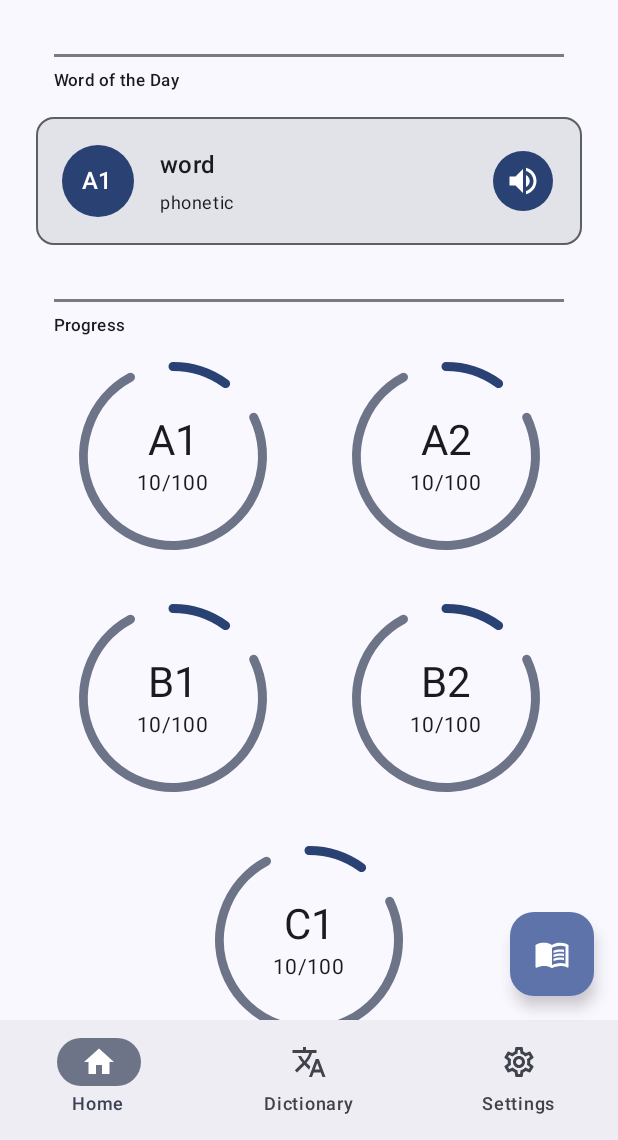
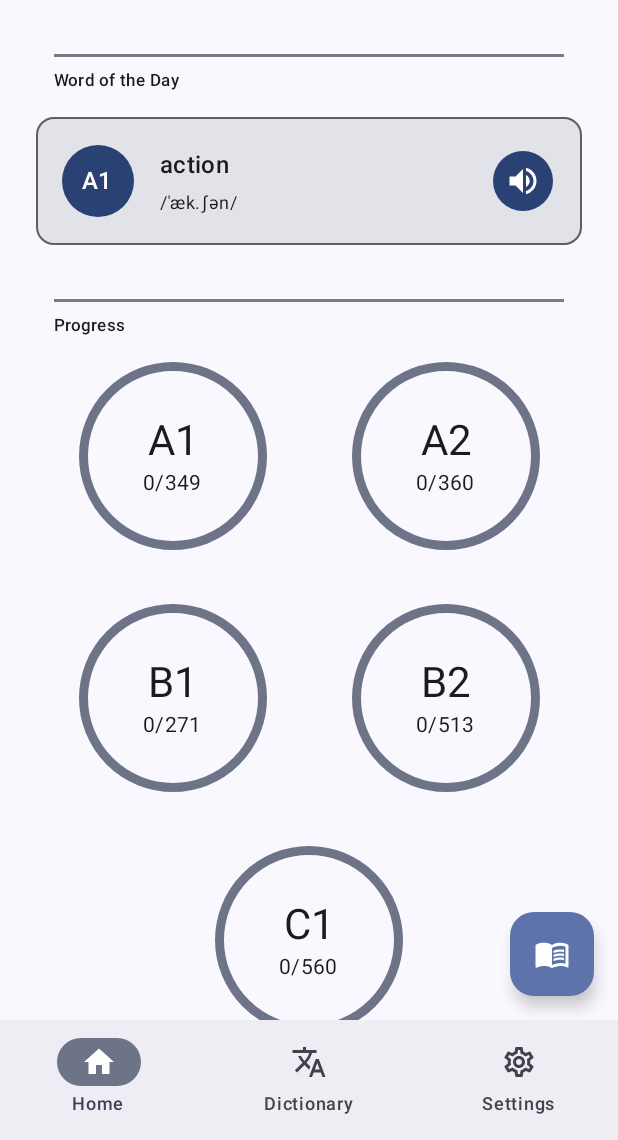
Before and after one commit to Patrick-S-Foster/vocabulary-trainer, an Android app built with Jetpack Compose: the screen it shows after launch (MainActivity), on a phone screen of 412 x 824 dp, the part 96-1236 px from its top. Run offline under Robolectric (Android 15) with nearby library versions, the phone set to English and light mode, and no system bars; our stand-ins replace Room's generated code.

Commit message:
Connection of the database to the home content, and initial population of database.

```diff
--- a/app/build.gradle.kts
+++ b/app/build.gradle.kts
@@ -12,7 +12,7 @@ android {
 
     defaultConfig {
         applicationId = "com.example.vocabularytrainer"
-        minSdk = 24
+        minSdk = 26
         targetSdk = 35
         versionCode = 1
         versionName = "1.0"
--- a/app/src/main/java/com/example/vocabularytrainer/MainActivity.kt
+++ b/app/src/main/java/com/example/vocabularytrainer/MainActivity.kt
@@ -7,10 +7,17 @@ import androidx.activity.enableEdgeToEdge
 import androidx.compose.foundation.layout.fillMaxSize
 import androidx.compose.foundation.layout.padding
 import androidx.compose.material3.Scaffold
+import androidx.compose.runtime.getValue
+import androidx.compose.runtime.mutableStateMapOf
+import androidx.compose.runtime.mutableStateOf
+import androidx.compose.runtime.setValue
 import androidx.compose.ui.Modifier
 import androidx.compose.ui.res.dimensionResource
 import androidx.compose.ui.res.stringResource
+import androidx.lifecycle.lifecycleScope
 import androidx.room.Room
+import com.example.vocabularytrainer.service.db.LanguageLevel
+import com.example.vocabularytrainer.service.db.Word
 import com.example.vocabularytrainer.service.db.WordDao
 import com.example.vocabularytrainer.service.db.WordDatabase
 import com.example.vocabularytrainer.ui.components.CenterAlignedTopBar
@@ -18,17 +25,50 @@ import com.example.vocabularytrainer.ui.components.HomeNavigationBar
 import com.example.vocabularytrainer.ui.components.LanguageFloatingActionButton
 import com.example.vocabularytrainer.ui.content.HomeContent
 import com.example.vocabularytrainer.ui.theme.VocabularyTrainerTheme
+import kotlinx.coroutines.launch
+import java.time.LocalDateTime
+import java.time.format.DateTimeFormatter
 
 class MainActivity : ComponentActivity() {
 
     private val wordDao: WordDao by lazy {
         Room.databaseBuilder(applicationContext, WordDatabase::class.java, WordDatabase.NAME)
+            .createFromAsset(WordDatabase.ASSET_NAME)
             .build()
             .wordDao()
     }
 
     override fun onCreate(savedInstanceState: Bundle?) {
         super.onCreate(savedInstanceState)
+
+        val map = mutableStateMapOf<LanguageLevel, Pair<Int, Int>>()
+
+        for (languageLevel in LanguageLevel.entries) {
+            lifecycleScope.launch {
+                val completedCount = wordDao.getLearnedCount(languageLevel.title)
+                val totalCount = wordDao.getTotalCount(languageLevel.title)
+
+                map[languageLevel] = Pair(completedCount, totalCount)
+            }
+        }
+
+        var wordOfTheDay: Word? by mutableStateOf(null)
+
+        lifecycleScope.launch {
+            wordOfTheDay = wordDao.getWordOfTheDay(
+                LocalDateTime.now().format(DateTimeFormatter.BASIC_ISO_DATE)
+            )
+
+            if (wordOfTheDay == null) {
+                wordOfTheDay = wordDao.getRandomWords().firstOrNull()
+
+                if (wordOfTheDay != null) {
+                    wordOfTheDay!!.wordOfTheDayDate =
+                        LocalDateTime.now().format(DateTimeFormatter.BASIC_ISO_DATE)
+                    wordDao.updateAll(wordOfTheDay!!)
+                }
+            }
+        }
 
         enableEdgeToEdge()
         setContent {
@@ -56,7 +96,9 @@ class MainActivity : ComponentActivity() {
                                 start = dimensionResource(R.dimen.content_padding_horizontal),
                                 end = dimensionResource(R.dimen.content_padding_horizontal),
                                 top = dimensionResource(R.dimen.content_padding_vertical)
-                            )
+                            ),
+                        languageLevelProgress = map,
+                        wordOfTheDay = wordOfTheDay
                     )
                 }
             }
--- a/app/src/main/java/com/example/vocabularytrainer/service/db/Word.kt
+++ b/app/src/main/java/com/example/vocabularytrainer/service/db/Word.kt
@@ -16,9 +16,10 @@ data class Word(
     @ColumnInfo(name = "definition_one") val definitionOne: String,
     @ColumnInfo(name = "definition_two") val definitionTwo: String?,
     @ColumnInfo(name = "definition_three") val definitionThree: String?,
-    @ColumnInfo(name = "definition_audio_source_url") val definitionAudioSourceUrl: String?,
-    @ColumnInfo(name = "definition_audio_license_name") val definitionAudioLicenseName: String?,
-    @ColumnInfo(name = "definition_audio_license_url") val definitionAudioLicenseUrl: String?,
+    @ColumnInfo(name = "definition_word_source_url") val definitionWordSourceUrl: String?,
+    @ColumnInfo(name = "definition_word_license_name") val definitionWordLicenseName: String?,
+    @ColumnInfo(name = "definition_word_license_url") val definitionWordLicenseUrl: String?,
     @ColumnInfo(name = "study_state") val studyState: Int,
+    @ColumnInfo(name = "word_of_the_day_date") var wordOfTheDayDate: String?,
     @PrimaryKey(autoGenerate = true) val id: Int? = null
-);
+)
--- a/app/src/main/java/com/example/vocabularytrainer/service/db/WordDao.kt
+++ b/app/src/main/java/com/example/vocabularytrainer/service/db/WordDao.kt
@@ -3,21 +3,28 @@ package com.example.vocabularytrainer.service.db
 import androidx.room.Dao
 import androidx.room.Insert
 import androidx.room.Query
+import androidx.room.Update
 
 @Dao
 interface WordDao {
     @Query("SELECT * FROM Word ORDER BY RANDOM() LIMIT :count")
-    suspend fun getRandomWords(count: Int = 1): Word
+    suspend fun getRandomWords(count: Int = 1): List<Word>
 
     @Query("SELECT COUNT(*) FROM Word WHERE category=:languageLevelTitle")
     suspend fun getTotalCount(languageLevelTitle: String): Int
 
     @Query("SELECT COUNT(*) FROM Word WHERE category=:languageLevelTitle AND study_state=:studyState")
     suspend fun getLearnedCount(
-        languageLevelTitle: LanguageLevel,
+        languageLevelTitle: String,
         studyState: Int = StudyState.LEARNED
     ): Int
 
+    @Query("SELECT * FROM Word WHERE word_of_the_day_date=:date LIMIT 1")
+    suspend fun getWordOfTheDay(date: String): Word?
+
     @Insert
     suspend fun insertAll(vararg words: Word)
+
+    @Update
+    suspend fun updateAll(vararg words: Word)
 }
--- a/app/src/main/java/com/example/vocabularytrainer/service/db/WordDatabase.kt
+++ b/app/src/main/java/com/example/vocabularytrainer/service/db/WordDatabase.kt
@@ -6,7 +6,8 @@ import androidx.room.RoomDatabase
 @Database(entities = [Word::class], version = 1)
 abstract class WordDatabase : RoomDatabase() {
     companion object {
-        const val NAME = "word_db"
+        const val NAME = "words.db"
+        const val ASSET_NAME = "initial_words.db"
     }
 
     abstract fun wordDao(): WordDao
--- a/app/src/main/java/com/example/vocabularytrainer/ui/components/LanguageProgressIndicator.kt
+++ b/app/src/main/java/com/example/vocabularytrainer/ui/components/LanguageProgressIndicator.kt
@@ -23,7 +23,7 @@ fun LanguageProgressIndicator(
     completedCount: Int,
     totalCount: Int
 ) {
-    val progress = completedCount.toFloat() / totalCount.toFloat();
+    val progress = if (totalCount == 0) 0F else completedCount.toFloat() / totalCount.toFloat()
 
     Box(modifier = modifier) {
         CircularProgressIndicator(
--- a/app/src/main/java/com/example/vocabularytrainer/ui/content/HomeContent.kt
+++ b/app/src/main/java/com/example/vocabularytrainer/ui/content/HomeContent.kt
@@ -17,18 +17,29 @@ import androidx.compose.ui.res.stringResource
 import androidx.compose.ui.tooling.preview.Preview
 import com.example.vocabularytrainer.R
 import com.example.vocabularytrainer.service.db.LanguageLevel
+import com.example.vocabularytrainer.service.db.Word
 import com.example.vocabularytrainer.ui.components.LanguageProgressIndicator
 import com.example.vocabularytrainer.ui.components.TitledComposable
 import com.example.vocabularytrainer.ui.components.WordCard
+import java.util.EnumMap
 
 @Composable
-fun HomeContent(modifier: Modifier) {
+fun HomeContent(
+    modifier: Modifier,
+    wordOfTheDay: Word?,
+    languageLevelProgress: Map<LanguageLevel, Pair<Int, Int>>
+) {
     Column(
         modifier = modifier,
         verticalArrangement = Arrangement.spacedBy(dimensionResource(R.dimen.content_padding_vertical))
     ) {
         TitledComposable(stringResource(R.string.word_of_the_day)) {
-            WordCard(LanguageLevel.A1, "word", "phonetic", "null")
+            WordCard(
+                languageLevel = if (wordOfTheDay != null) LanguageLevel.valueOf(wordOfTheDay.category) else null,
+                word = wordOfTheDay?.word ?: "",
+                phonetic = wordOfTheDay?.phoneticText ?: "",
+                pronunciationUrl = wordOfTheDay?.phoneticAudioUrl
+            )
         }
 
         TitledComposable(stringResource(R.string.progress)) {
@@ -43,8 +54,8 @@ fun HomeContent(modifier: Modifier) {
                     LanguageProgressIndicator(
                         Modifier.size(dimensionResource(R.dimen.language_progress_indicator_size)),
                         languageLevel,
-                        10,
-                        100
+                        languageLevelProgress[languageLevel]?.first ?: 0,
+                        languageLevelProgress[languageLevel]?.second ?: 0
                     )
                 }
                 item(span = { GridItemSpan(2) }) {
@@ -56,8 +67,8 @@ fun HomeContent(modifier: Modifier) {
                                 .size(dimensionResource(R.dimen.language_progress_indicator_size))
                                 .align(Alignment.Center),
                             LanguageLevel.entries.last(),
-                            10,
-                            100
+                            languageLevelProgress[LanguageLevel.entries.last()]?.first ?: 0,
+                            languageLevelProgress[LanguageLevel.entries.last()]?.second ?: 0
                         )
                     }
                 }
@@ -69,5 +80,5 @@ fun HomeContent(modifier: Modifier) {
 @Preview(showBackground = true)
 @Composable
 fun HomeContentPreview() {
-    HomeContent(Modifier)
+    HomeContent(Modifier, null, EnumMap(LanguageLevel::class.java))
 }
```
Also changed, not shown: app/src/main/assets/initial_words.db (added), 1 other file.
